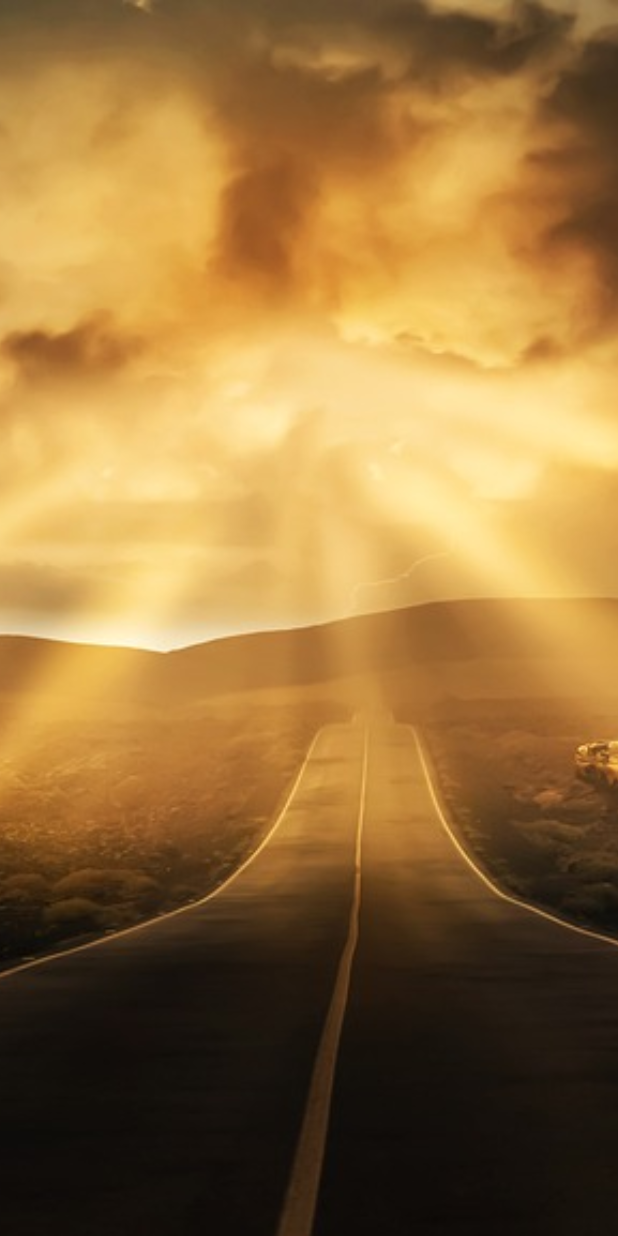
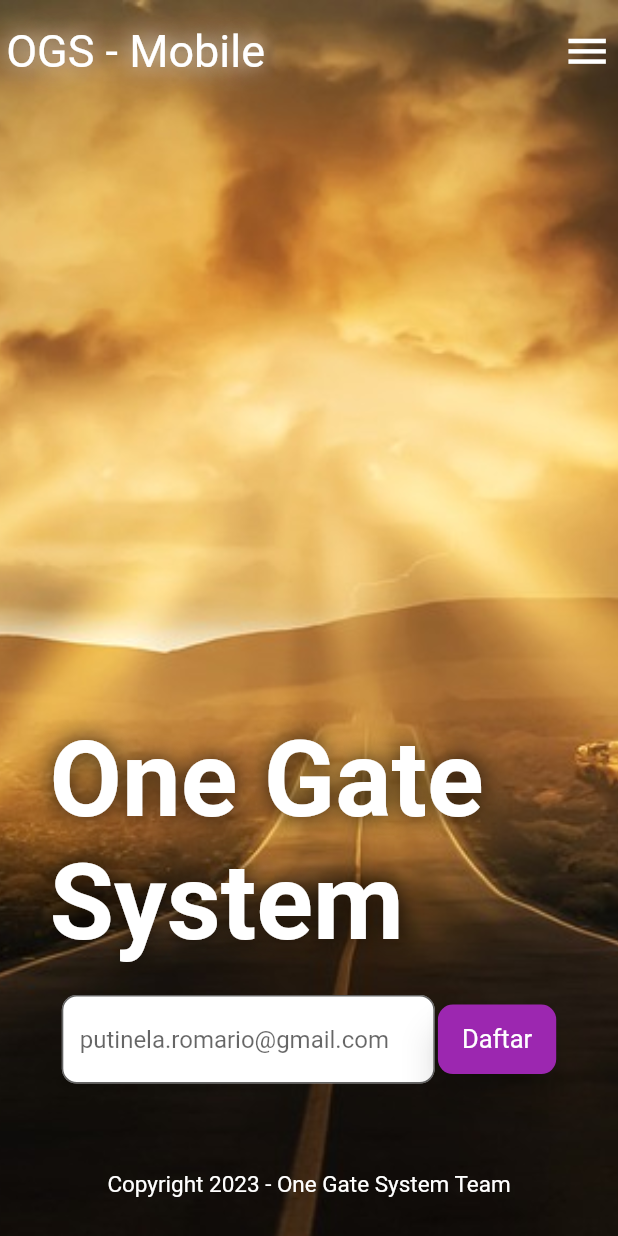
Before and after one commit to Marioello/one_gate_system, a Flutter app: the screen it shows after launch, on a phone screen of 412 x 824 dp. Run offline on Flutter 3.47's test engine with Material 2 defaults, Android fonts, the phone set to English and light mode, and no system bars; our stand-ins replace cloud_firestore, firebase_auth, firebase_core, flutter_spinkit; accounts and stored records are empty; Roboto replaces fonts that are missing (Montserrat-Regular).

Commit message:
rp - homepage - Update layout

```diff
--- a/lib/pages/home/home2.dart
+++ b/lib/pages/home/home2.dart
@@ -105,11 +105,11 @@ class HomePage2 extends StatelessWidget {
                 flex: 1,
                 child: HomeHeader(size: size, mobileMode: true, text: 'Mobile'),
               ),
-              // // Body
-              // Expanded(
-              //   flex: 10,
-              //   child: HomeBody(size: size, isMobile: true),
-              // ),
+              // Body
+              Expanded(
+                flex: 10,
+                child: HomeBody(size: size, isMobile: true),
+              ),
               // Footer
               Expanded(
                 flex: 1,
@@ -124,11 +124,11 @@ class HomePage2 extends StatelessWidget {
                 flex: 1,
                 child: HomeHeader(size: size, tabletMode: true, text: 'Tablet'),
               ),
-              // // Body
-              // Expanded(
-              //   flex: 10,
-              //   child: HomeBody(size: size, isTablet: true),
-              // ),
+              // Body
+              Expanded(
+                flex: 10,
+                child: HomeBody(size: size, isTablet: true),
+              ),
               // Footer
               Expanded(
                 flex: 1,
@@ -147,11 +147,11 @@ class HomePage2 extends StatelessWidget {
                   child: HomeHeader(
                       size: size, desktopMode: true, text: 'Desktop'),
                 ),
-                // // Body
-                // Expanded(
-                //   flex: 10,
-                //   child: HomeBody(size: size, isTablet: true),
-                // ),
+                // Body
+                Expanded(
+                  flex: 10,
+                  child: HomeBody(size: size, isDesktop: true),
+                ),
                 // Footer
                 Expanded(
                   flex: 1,
@@ -184,6 +184,8 @@ class HomeHeader extends StatelessWidget {
 
   @override
   Widget build(BuildContext context) {
+    var h = size.height / 100;
+    var w = size.width / 100;
     var titleText = text.isNotEmpty ? ' - $text' : text;
     var mode = '';
     if (mobileMode) {
@@ -199,7 +201,7 @@ class HomeHeader extends StatelessWidget {
     return Container(
       color: Colors.transparent,
       child: Padding(
-        padding: EdgeInsets.all(size.width * 1),
+        padding: EdgeInsets.all(w * 1),
         child: Row(
           mainAxisAlignment: MainAxisAlignment.spaceBetween,
           children: [
@@ -214,23 +216,23 @@ class HomeHeader extends StatelessWidget {
                     offset: Offset(0.0, 0.0),
                   )
                 ]),
-            // mobileMode
-            //     ? Icon(Icons.menu, size: size.width * 8, color: Colors.white)
-            //     : ElevatedButton(
-            //         style: ElevatedButton.styleFrom(
-            //           backgroundColor: Colors.purple,
-            //           elevation: 10.0,
-            //           shape: RoundedRectangleBorder(
-            //             borderRadius: BorderRadius.circular(10.0),
-            //           ),
-            //         ),
-            //         onPressed: () {},
-            //         child: Padding(
-            //           padding: EdgeInsets.symmetric(vertical: size.height * 1),
-            //           child:
-            //               textHelper('Login', size: 17.0, color: Colors.white),
-            //         ),
-            //       ),
+            mobileMode
+                ? Icon(Icons.menu, size: w * 8, color: Colors.white)
+                : ElevatedButton(
+                    style: ElevatedButton.styleFrom(
+                      backgroundColor: Colors.purple,
+                      elevation: 10.0,
+                      shape: RoundedRectangleBorder(
+                        borderRadius: BorderRadius.circular(10.0),
+                      ),
+                    ),
+                    onPressed: () {},
+                    child: Padding(
+                      padding: EdgeInsets.symmetric(vertical: h * 1),
+                      child:
+                          textHelper('Login', size: 17.0, color: Colors.white),
+                    ),
+                  ),
           ],
         ),
       ),
@@ -238,154 +240,229 @@ class HomeHeader extends StatelessWidget {
   }
 }
 
-// class HomeBody extends StatelessWidget {
-//   const HomeBody({
-//     super.key,
-//     required this.size,
-//     this.isMobile = false,
-//     this.isTablet = false,
-//     this.isDesktop = false,
-//   });
+class HomeBody extends StatelessWidget {
+  const HomeBody({
+    super.key,
+    required this.size,
+    this.isMobile = false,
+    this.isTablet = false,
+    this.isDesktop = false,
+  });
 
-//   final Size size;
-//   final bool isMobile;
-//   final bool isTablet;
-//   final bool isDesktop;
+  final Size size;
+  final bool isMobile;
+  final bool isTablet;
+  final bool isDesktop;
 
-//   @override
-//   Widget build(BuildContext context) {
-//     return Container(
-//       child: isMobile
-//           ? Padding(
-//               padding: EdgeInsets.all(size.width * 8),
-//               child: Column(
-//                 mainAxisAlignment: MainAxisAlignment.end,
-//                 crossAxisAlignment: CrossAxisAlignment.center,
-//                 children: [
-//                   textHelper('One Gate System',
-//                       size: 70,
-//                       color: Colors.white,
-//                       weight: FontWeight.bold,
-//                       shadows: [
-//                         const Shadow(
-//                           blurRadius: 20.0,
-//                           color: Colors.black87,
-//                           offset: Offset(0.0, 0.0),
-//                         )
-//                       ]),
-//                   SizedBox(height: size.height * 2.5),
-//                   SizedBox(
-//                     width: size.width * 80,
-//                     child: Row(
-//                       children: [
-//                         Expanded(
-//                           child: Padding(
-//                             padding: EdgeInsets.only(right: size.width * 0.5),
-//                             child: TextField(
-//                               decoration: InputDecoration(
-//                                 filled: true,
-//                                 fillColor: Colors.white,
-//                                 border: OutlineInputBorder(
-//                                   borderRadius: BorderRadius.circular(10),
-//                                 ),
-//                                 hintText: 'putinela.romario@gmail.com',
-//                               ),
-//                               onChanged: (value) {},
-//                             ),
-//                           ),
-//                         ),
-//                         ElevatedButton(
-//                           style: ElevatedButton.styleFrom(
-//                             backgroundColor: Colors.purple,
-//                             elevation: 10.0,
-//                             shape: RoundedRectangleBorder(
-//                               borderRadius: BorderRadius.circular(10.0),
-//                             ),
-//                           ),
-//                           onPressed: () {},
-//                           child: Padding(
-//                             padding:
-//                                 EdgeInsets.symmetric(vertical: size.height * 2),
-//                             child: textHelper('Daftar',
-//                                 size: 17.0, color: Colors.white),
-//                           ),
-//                         )
-//                       ],
-//                     ),
-//                   )
-//                 ],
-//               ),
-//             )
-//           : Column(
-//               mainAxisAlignment: MainAxisAlignment.center,
-//               crossAxisAlignment: CrossAxisAlignment.center,
-//               children: [
-//                 textHelper('One Gate System',
-//                     size: 70,
-//                     color: Colors.white,
-//                     weight: FontWeight.bold,
-//                     shadows: [
-//                       const Shadow(
-//                         blurRadius: 20.0,
-//                         color: Colors.black87,
-//                         offset: Offset(0.0, 0.0),
-//                       )
-//                     ]),
-//                 textHelper('one stop solution',
-//                     size: 25,
-//                     color: Colors.grey.shade200,
-//                     shadows: [
-//                       const Shadow(
-//                         blurRadius: 20.0,
-//                         color: Colors.black87,
-//                         offset: Offset(0.0, 0.0),
-//                       )
-//                     ]),
-//                 SizedBox(height: size.height * 5),
-//                 SizedBox(
-//                   width: size.width * 20,
-//                   child: Row(
-//                     children: [
-//                       Expanded(
-//                         child: Padding(
-//                           padding: EdgeInsets.only(right: size.width * 0.5),
-//                           child: TextField(
-//                             decoration: InputDecoration(
-//                               filled: true,
-//                               fillColor: Colors.white,
-//                               border: OutlineInputBorder(
-//                                 borderRadius: BorderRadius.circular(10),
-//                               ),
-//                               hintText: 'putinela.romario@gmail.com',
-//                             ),
-//                             onChanged: (value) {},
-//                           ),
-//                         ),
-//                       ),
-//                       ElevatedButton(
-//                         style: ElevatedButton.styleFrom(
-//                           backgroundColor: Colors.purple,
-//                           elevation: 10.0,
-//                           shape: RoundedRectangleBorder(
-//                             borderRadius: BorderRadius.circular(10.0),
-//                           ),
-//                         ),
-//                         onPressed: () {},
-//                         child: Padding(
-//                           padding:
-//                               EdgeInsets.symmetric(vertical: size.height * 1.5),
-//                           child: textHelper('Daftar',
-//                               size: 17.0, color: Colors.white),
-//                         ),
-//                       )
-//                     ],
-//                   ),
-//                 )
-//               ],
-//             ),
-//     );
-//   }
-// }
+  @override
+  Widget build(BuildContext context) {
+    var h = size.height / 100;
+    var w = size.width / 100;
+
+    if (isMobile) {
+      return Padding(
+        padding: EdgeInsets.all(w * 8),
+        child: Column(
+          mainAxisAlignment: MainAxisAlignment.end,
+          crossAxisAlignment: CrossAxisAlignment.center,
+          children: [
+            textHelper('One Gate System',
+                size: 70,
+                color: Colors.white,
+                weight: FontWeight.bold,
+                shadows: [
+                  const Shadow(
+                    blurRadius: 20.0,
+                    color: Colors.black87,
+                    offset: Offset(0.0, 0.0),
+                  )
+                ]),
+            SizedBox(height: h * 2.5),
+            Container(
+              // color: Colors.white70,
+              color: Colors.transparent,
+              width: w * 80,
+              child: Row(
+                children: [
+                  Expanded(
+                    child: Padding(
+                      padding: EdgeInsets.only(right: w * 0.5),
+                      child: TextField(
+                        decoration: InputDecoration(
+                          filled: true,
+                          fillColor: Colors.white,
+                          border: OutlineInputBorder(
+                            borderRadius: BorderRadius.circular(10),
+                          ),
+                          hintText: 'putinela.romario@gmail.com',
+                        ),
+                        onChanged: (value) {},
+                      ),
+                    ),
+                  ),
+                  ElevatedButton(
+                    style: ElevatedButton.styleFrom(
+                      backgroundColor: Colors.purple,
+                      elevation: 10.0,
+                      shape: RoundedRectangleBorder(
+                        borderRadius: BorderRadius.circular(10.0),
+                      ),
+                    ),
+                    onPressed: () {},
+                    child: Padding(
+                      padding: EdgeInsets.symmetric(vertical: h * 1.6),
+                      child:
+                          textHelper('Daftar', size: 17.0, color: Colors.white),
+                    ),
+                  )
+                ],
+              ),
+            )
+          ],
+        ),
+      );
+    } else {
+      return Column(
+        mainAxisAlignment: MainAxisAlignment.center,
+        crossAxisAlignment: CrossAxisAlignment.center,
+        children: [
+          textHelper('One Gate System',
+              size: 70,
+              color: Colors.white,
+              weight: FontWeight.bold,
+              shadows: [
+                const Shadow(
+                  blurRadius: 20.0,
+                  color: Colors.black87,
+                  offset: Offset(0.0, 0.0),
+                )
+              ]),
+          textHelper('one stop solution',
+              size: 25,
+              color: Colors.grey.shade200,
+              shadows: [
+                const Shadow(
+                  blurRadius: 20.0,
+                  color: Colors.black87,
+                  offset: Offset(0.0, 0.0),
+                )
+              ]),
+          SizedBox(height: h * 5),
+          Container(
+            // color: Colors.white70,
+            color: Colors.transparent,
+            width: w * (isDesktop ? 35 : 50),
+            child: Row(
+              children: [
+                Expanded(
+                  child: Padding(
+                    padding: EdgeInsets.only(right: w * 0.5),
+                    child: TextField(
+                      decoration: InputDecoration(
+                        filled: true,
+                        fillColor: Colors.white,
+                        border: OutlineInputBorder(
+                          borderRadius: BorderRadius.circular(10),
+                        ),
+                        hintText: 'putinela.romario@gmail.com',
+                      ),
+                      onChanged: (value) {},
+                    ),
+                  ),
+                ),
+                ElevatedButton(
+                  style: ElevatedButton.styleFrom(
+                    backgroundColor: Colors.purple,
+                    elevation: 10.0,
+                    shape: RoundedRectangleBorder(
+                      borderRadius: BorderRadius.circular(10.0),
+                    ),
+                  ),
+                  onPressed: () {},
+                  child: Padding(
+                    padding: EdgeInsets.symmetric(vertical: h * 1.5),
+                    child:
+                        textHelper('Daftar', size: 17.0, color: Colors.white),
+                  ),
+                )
+              ],
+            ),
+          )
+        ],
+      );
+    }
+    //else {
+    // return Column(
+    //   mainAxisAlignment: MainAxisAlignment.center,
+    //   crossAxisAlignment: CrossAxisAlignment.center,
+    //   children: [
+    //     textHelper('One Gate System',
+    //         size: 70,
+    //         color: Colors.white,
+    //         weight: FontWeight.bold,
+    //         shadows: [
+    //           const Shadow(
+    //             blurRadius: 20.0,
+    //             color: Colors.black87,
+    //             offset: Offset(0.0, 0.0),
+    //           )
+    //         ]),
+    //     textHelper('one stop solution',
+    //         size: 25,
+    //         color: Colors.grey.shade200,
+    //         shadows: [
+    //           const Shadow(
+    //             blurRadius: 20.0,
+    //             color: Colors.black87,
+    //             offset: Offset(0.0, 0.0),
+    //           )
+    //         ]),
+    //     SizedBox(height: h * 5),
+    //     Container(
+    //       // color: Colors.white70,
+    //       color: Colors.transparent,
+    //       width: w * 35,
+    //       child: Row(
+    //         children: [
+    //           Expanded(
+    //             child: Padding(
+    //               padding: EdgeInsets.only(right: w * 0.5),
+    //               child: TextField(
+    //                 decoration: InputDecoration(
+    //                   filled: true,
+    //                   fillColor: Colors.white,
+    //                   border: OutlineInputBorder(
+    //                     borderRadius: BorderRadius.circular(10),
+    //                   ),
+    //                   hintText: 'putinela.romario@gmail.com',
+    //                 ),
+    //                 onChanged: (value) {},
+    //               ),
+    //             ),
+    //           ),
+    //           ElevatedButton(
+    //             style: ElevatedButton.styleFrom(
+    //               backgroundColor: Colors.purple,
+    //               elevation: 10.0,
+    //               shape: RoundedRectangleBorder(
+    //                 borderRadius: BorderRadius.circular(10.0),
+    //               ),
+    //             ),
+    //             onPressed: () {},
+    //             child: Padding(
+    //               padding: EdgeInsets.symmetric(vertical: h * 1.5),
+    //               child:
+    //                   textHelper('Daftar', size: 17.0, color: Colors.white),
+    //             ),
+    //           )
+    //         ],
+    //       ),
+    //     )
+    //   ],
+    // );
+    // }
+  }
+}
 
 class HomeFooter extends StatelessWidget {
   const HomeFooter({
@@ -397,11 +474,14 @@ class HomeFooter extends StatelessWidget {
 
   @override
   Widget build(BuildContext context) {
+    var w = size.width / 100;
+    var h = size.height / 100;
+
     return Container(
       // color: Colors.grey[50]?.withOpacity(.50),
       color: Colors.transparent,
       child: Padding(
-        padding: EdgeInsets.all(size.width * 1),
+        padding: EdgeInsets.all(w * 1),
         child: Row(
           mainAxisAlignment: MainAxisAlignment.center,
           children: [
--- a/pubspec.yaml
+++ b/pubspec.yaml
@@ -32,7 +32,7 @@ dependencies:
     sdk: flutter
 
   intl: ^0.18.1
-  http: ^1.0.0
+  http: ^1.1.0
   provider: ^6.0.5
   flutter_spinkit: ^5.2.0
 
```
Also changed, not shown: pubspec.lock.
